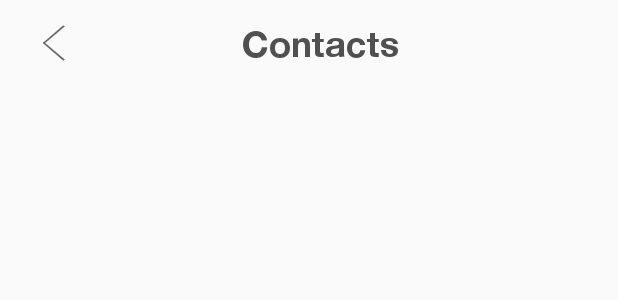
After one commit to mozilla9025/WebRtcClient, an Android app: the layout fragment_contacts.xml on its own in the app's theme, with its tools: preview values and no code run, on a phone screen of 412 x 824 dp. The commit adds this screen. Shown: the top 300 px of the screen. Run offline under Robolectric (Android 15) with nearby library versions, the light colour scheme and no system bars; network calls fail.

Commit message:
contacts fragment

```diff
--- a/app/src/main/java/app/rtcmeetings/di/FragmentModule.kt
+++ b/app/src/main/java/app/rtcmeetings/di/FragmentModule.kt
@@ -2,6 +2,7 @@ package app.rtcmeetings.di
 
 import app.rtcmeetings.ui.module.auth.LogInFragment
 import app.rtcmeetings.ui.module.auth.SignUpFragment
+import app.rtcmeetings.ui.module.contacts.ContactsFragment
 import app.rtcmeetings.ui.module.main.MainFragment
 import app.rtcmeetings.ui.module.p2pcall.P2pCallFragment
 import app.rtcmeetings.ui.module.start.SplashScreenFragment
@@ -25,4 +26,7 @@ abstract class FragmentModule {
 
     @ContributesAndroidInjector
     abstract fun contributeP2pCallFragment(): P2pCallFragment
+
+    @ContributesAndroidInjector
+    abstract fun contributeContactsFragment(): ContactsFragment
 }
--- a/app/src/main/java/app/rtcmeetings/di/ViewModelModule.kt
+++ b/app/src/main/java/app/rtcmeetings/di/ViewModelModule.kt
@@ -4,6 +4,7 @@ import androidx.lifecycle.ViewModel
 import androidx.lifecycle.ViewModelProvider
 import app.rtcmeetings.ui.module.auth.LogInViewModel
 import app.rtcmeetings.ui.module.auth.SignUpViewModel
+import app.rtcmeetings.ui.module.contacts.ContactsViewModel
 import app.rtcmeetings.ui.module.main.MainViewModel
 import app.rtcmeetings.ui.module.p2pcall.P2pCallViewModel
 import app.rtcmeetings.ui.module.start.SplashScreenViewModel
@@ -42,4 +43,9 @@ interface ViewModelModule {
     @ViewModelKey(P2pCallViewModel::class)
     fun bindP2pCallViewModel(viewModel: P2pCallViewModel): ViewModel
 
+    @Binds
+    @IntoMap
+    @ViewModelKey(ContactsViewModel::class)
+    fun bindContactsViewModel(viewModel: ContactsViewModel): ViewModel
+
 }
--- a/app/src/main/java/app/rtcmeetings/ui/module/p2pcall/P2pCallFragment.kt
+++ b/app/src/main/java/app/rtcmeetings/ui/module/p2pcall/P2pCallFragment.kt
@@ -94,6 +94,11 @@ class P2pCallFragment : BaseFragment() {
                 } else Toast.makeText(context!!, "ID has wrong type", Toast.LENGTH_SHORT).show()
             }
         }
+
+        btnContacts.setOnClickListener {
+            Navigation.findNavController(view)
+                    .navigate(P2pCallFragmentDirections.actionP2pCallFragmentToContactsFragment())
+        }
     }
 
     override fun onStart() {
--- /dev/null
+++ b/app/src/main/res/layout/fragment_contacts.xml
@@ -0,0 +1,32 @@
+<?xml version="1.0" encoding="utf-8"?>
+<androidx.constraintlayout.widget.ConstraintLayout xmlns:android="http://schemas.android.com/apk/res/android"
+    xmlns:app="http://schemas.android.com/apk/res-auto"
+    android:layout_width="match_parent"
+    android:layout_height="match_parent"
+    android:orientation="vertical">
+
+    <app.rtcmeetings.ui.widget.ToolbarView
+        android:id="@+id/toolbarView"
+        android:layout_width="@dimen/dp0"
+        android:layout_height="wrap_content"
+        app:layout_constraintEnd_toEndOf="parent"
+        app:layout_constraintStart_toStartOf="parent"
+        app:layout_constraintTop_toTopOf="parent"
+        app:tv_action_left_icon="@drawable/ic_arrowback"
+        app:tv_action_left_tint="@color/textColorDark"
+        app:tv_text="Contacts" />
+
+    <androidx.recyclerview.widget.RecyclerView
+        android:id="@+id/rvContacts"
+        android:layout_width="@dimen/dp0"
+        android:layout_height="@dimen/dp0"
+        android:scrollbarSize="@dimen/dp4"
+        android:scrollbarThumbVertical="@color/lightGray"
+        android:scrollbars="vertical"
+        app:layout_constraintBottom_toBottomOf="parent"
+        app:layout_constraintEnd_toEndOf="parent"
+        app:layout_constraintStart_toStartOf="parent"
+        app:layout_constraintTop_toBottomOf="@id/toolbarView">
+
+    </androidx.recyclerview.widget.RecyclerView>
+</androidx.constraintlayout.widget.ConstraintLayout>
--- a/app/src/main/res/values/strings.xml
+++ b/app/src/main/res/values/strings.xml
@@ -32,4 +32,7 @@
     <string name="cannot_get_current_user_profile">Can not get current user profile</string>
     <string name="search_view_hint_search">Search</string>
     <string name="log_out">Log out</string>
+
+
+    <string name="fragment_contacts_title">Contacts</string>
 </resources>
```
Also changed, not shown: app/src/main/java/app/rtcmeetings/network/result/Response.kt (added, +21 -0 lines), app/src/main/java/app/rtcmeetings/network/result/Status.kt (added, +7 -0 lines), app/src/main/java/app/rtcmeetings/ui/module/contacts/ContactsAdapter.kt (added, +39 -0 lines), app/src/main/java/app/rtcmeetings/ui/module/contacts/ContactsFragment.kt (added, +75 -0 lines), app/src/main/java/app/rtcmeetings/ui/module/contacts/ContactsViewModel.kt (added, +48 -0 lines), app/src/main/java/app/rtcmeetings/ui/module/main/MainViewModel.kt (+1 -17 lines), app/src/main/res/layout/fragment_p2p_call.xml (+29 -18 lines), app/src/main/res/layout/item_contact.xml (added, +33 -0 lines), app/src/main/res/navigation/main_nav.xml (+13 -2 lines), 1 other file. Lines whose indentation alone changed are shown as unchanged.
